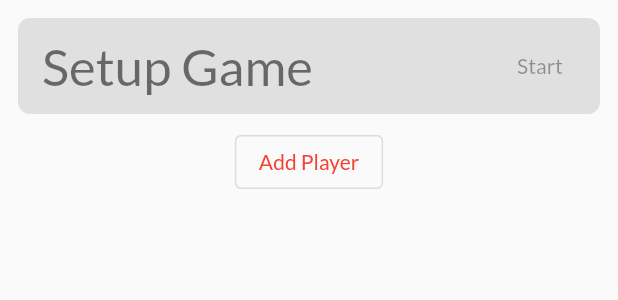
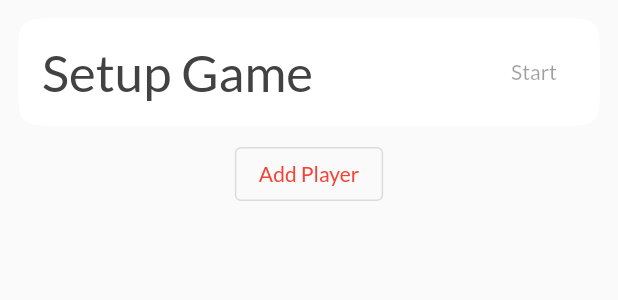
Before and after one commit to Pertempto/chinatown_banker, a Flutter app: the GamePlayersView widget shown alone on an empty page, opened directly with empty values, on a phone screen of 412 x 824 dp. Shown: the top 300 px of the screen. Run offline on Flutter 3.47's test engine with Material 2 defaults, Android fonts, the phone set to English and light mode, and no system bars; our stand-ins replace google_fonts, hive, hive_flutter, material_design_icons_flutter; missing offline and left inert: desktop_window; accounts and stored records are empty; generated files the repository leaves out were written again.

Commit message:
Removed all outlined items. Only use squircle corners.

```diff
--- a/lib/views/game_page.dart
+++ b/lib/views/game_page.dart
@@ -50,7 +50,9 @@ class _GamePageState extends State<GamePage> with TickerProviderStateMixin {
                   ],
                 ),
               ),
-              body: TabBarView(
+              body: Container(
+                color: Colors.grey.shade300,
+                child: TabBarView(
                   physics: const NeverScrollableScrollPhysics(),
                   controller: _tabController,
                   children: [
@@ -59,6 +61,7 @@ class _GamePageState extends State<GamePage> with TickerProviderStateMixin {
                     GameTransfersView(game: game),
                     GameSettingsView(game: game),
                   ],
+                ),
               ));
         });
   }
--- a/lib/views/game_players_view.dart
+++ b/lib/views/game_players_view.dart
@@ -30,28 +30,17 @@ class _GamePlayersViewState extends State<GamePlayersView> {
         child: Column(
           crossAxisAlignment: CrossAxisAlignment.center,
           children: [
-            Padding(
-              padding: const EdgeInsets.only(bottom: 8),
-              child: Container(
-                padding: const EdgeInsets.fromLTRB(16, 8, 8, 8),
-                width: double.infinity,
-                decoration: BoxDecoration(
-                  borderRadius: const BorderRadius.all(Radius.circular(8)),
-                  color: Colors.grey.shade300,
-                ),
+            Item(
+              title: game.statusText,
+              trailing: Padding(
+                padding: const EdgeInsets.all(12),
                 child: Row(
+                  mainAxisSize: MainAxisSize.min,
                   children: [
-                    Text(game.statusText, style: textTheme.headline4),
-                    const Spacer(),
-                    Row(
-                      mainAxisSize: MainAxisSize.min,
-                      children: [
-                        if (!game.isStarted)
-                          TextButton(onPressed: game.canStart ? game.start : null, child: const Text('Start')),
-                        if (game.canGoBack) TextButton(onPressed: game.goBack, child: const Text('Back')),
-                        if (game.isPlaying) TextButton(onPressed: game.completeYear, child: const Text('Next Year')),
-                      ],
-                    ),
+                    if (!game.isStarted)
+                      TextButton(onPressed: game.canStart ? game.start : null, child: const Text('Start')),
+                    if (game.canGoBack) TextButton(onPressed: game.goBack, child: const Text('Back')),
+                    if (game.isPlaying) TextButton(onPressed: game.completeYear, child: const Text('Next Year')),
                   ],
                 ),
               ),
--- a/lib/views/game_settings_view.dart
+++ b/lib/views/game_settings_view.dart
@@ -25,7 +25,6 @@ class _GameSettingsViewState extends State<GameSettingsView> {
         child: Column(children: [
           Item(
             title: 'Delete Game',
-            outlined: false,
             backgroundColor: Colors.red,
             iconData: MdiIcons.delete,
             onTap: () => _delete(widget.game),
--- a/lib/views/item.dart
+++ b/lib/views/item.dart
@@ -3,7 +3,6 @@ import 'package:flutter/material.dart';
 class Item extends StatelessWidget {
   final String title;
   final Color backgroundColor;
-  final bool outlined;
   final IconData? iconData;
   final Widget? leading;
   final Widget? trailing;
@@ -16,7 +15,6 @@ class Item extends StatelessWidget {
     Key? key,
     required this.title,
     this.backgroundColor = Colors.white,
-    this.outlined = true,
     this.small = false,
     this.iconData,
     this.leading,
@@ -36,9 +34,8 @@ class Item extends StatelessWidget {
         child: Container(
           padding: EdgeInsets.only(left: leading == null ? 16 : 0),
           width: double.infinity,
-          decoration: BoxDecoration(
-            borderRadius: const BorderRadius.all(Radius.circular(8)),
-            border: outlined ? Border.all(width: small ? 1 : 2, color: Colors.grey) : null,
+          decoration: ShapeDecoration(
+            shape: const ContinuousRectangleBorder(borderRadius: BorderRadius.all(Radius.circular(32))),
             color: backgroundColor,
           ),
           child: Column(
@@ -49,9 +46,12 @@ class Item extends StatelessWidget {
                   if (leading != null) leading!,
                   Padding(
                     padding: EdgeInsets.symmetric(vertical: small ? 1 : 4),
-                    child: Text(title,
-                        style: (small ? textTheme.headline6 : textTheme.headline4)!
-                            .copyWith(color: backgroundColor.computeLuminance() > 0.5 ? Colors.black : Colors.white)),
+                    child: Text(
+                      title,
+                      style: (small ? textTheme.headline6 : textTheme.headline4)!.copyWith(
+                        color: backgroundColor.computeLuminance() > 0.5 ? Colors.grey.shade800 : Colors.white,
+                      ),
+                    ),
                   ),
                   const Spacer(),
                   if (subtitle != null) Text(subtitle!, style: textTheme.bodyText1),
```
Also changed, not shown: lib/views/board_view.dart (+14 -13 lines), lib/views/player_page.dart (+7 -23 lines). Lines whose indentation alone changed are shown as unchanged.
